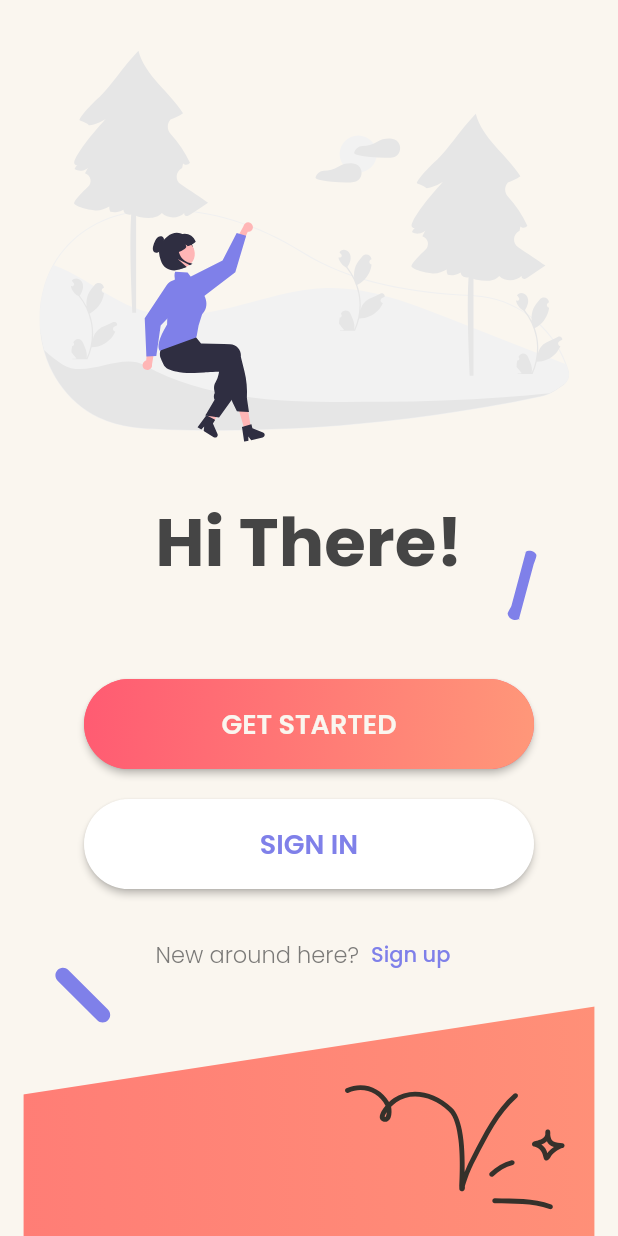
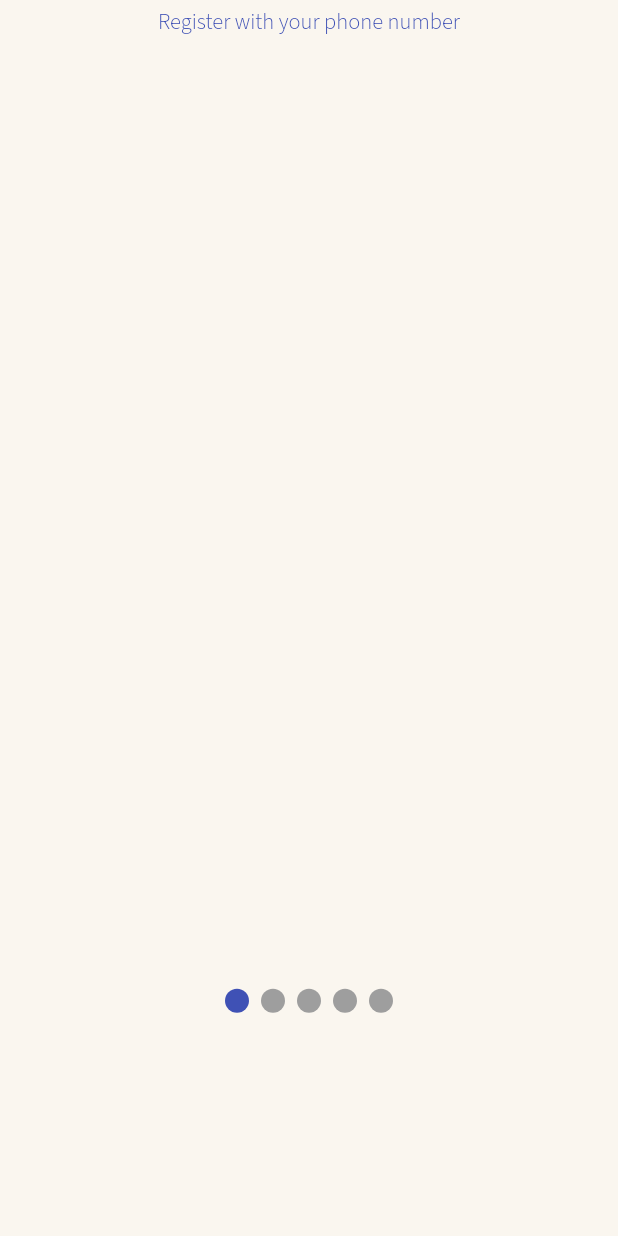
Before and after one commit to cyberwizard1001/events_app, a Flutter app: the screen it shows after launch, after a tap on "GET STARTED", on a phone screen of 412 x 824 dp. Run offline on Flutter 3.47's test engine with Material 2 defaults, Android fonts, the phone set to English and light mode, and no system bars; drawn by our look-alikes of smooth_page_indicator; our stand-ins replace auto_size_text, flutter_svg, google_fonts, responsive_sizer.

Commit message:
Wrote GradientButton widget

```diff
--- /dev/null
+++ b/lib/screens/features.dart
@@ -0,0 +1,77 @@
+import 'package:events_app/widgets/gradient_button.dart';
+import 'package:flutter/material.dart';
+import 'package:google_fonts/google_fonts.dart';
+import 'package:smooth_page_indicator/smooth_page_indicator.dart';
+import 'package:events_app/utils/colors.dart' as colors;
+
+class FeaturesPage extends StatefulWidget {
+  const FeaturesPage({Key? key}) : super(key: key);
+
+  @override
+  State<FeaturesPage> createState() => _FeaturesPageState();
+}
+
+class _FeaturesPageState extends State<FeaturesPage> {
+  final controller = PageController(viewportFraction: 0.8, keepPage: true);
+
+  var text = ['Register with your phone number','View events','RSVP to events','Star your favorites','Get notified of updates'];
+
+  @override
+  Widget build(BuildContext context) {
+    final pages = List.generate(
+        5,
+            (index) => Container(
+          decoration: BoxDecoration(
+            borderRadius: BorderRadius.circular(16),
+            color: colors.scaffoldColor.withAlpha(5),
+          ),
+          margin: EdgeInsets.symmetric(horizontal: 10, vertical: 4),
+          child: Container(
+            height: MediaQuery.of(context).size.height*0.6,
+            child: Center(
+                child: Column(
+                  children: [
+                    Text(
+                      text[index],
+                      style: TextStyle(color: Colors.indigo),
+                    ),
+                    if(index==5)
+                      GradientButton(onPressed: (){}, title: 'SIGN UP')
+                  ],
+                )),
+          ),
+        ));
+    return Scaffold(
+      body: SingleChildScrollView(
+          child: Column(
+            crossAxisAlignment: CrossAxisAlignment.center,
+            mainAxisAlignment: MainAxisAlignment.spaceAround,
+            children: <Widget>[
+              SizedBox(
+                height: MediaQuery.of(context).size.height*0.8,
+                child: PageView.builder(
+                  controller: controller,
+                  // itemCount: pages.length,
+                  itemBuilder: (_, index) {
+                    return pages[index % pages.length];
+                  },
+                ),
+              ),
+              Container(
+                child: SmoothPageIndicator(
+                  controller: controller,
+                  count: pages.length,
+                  effect: JumpingDotEffect(
+                    dotHeight: 16,
+                    dotWidth: 16,
+                    jumpScale: .7,
+                    verticalOffset: 15,
+                  ),
+                ),
+              ),
+            ],
+          ),
+        ),
+    );
+  }
+}
--- a/lib/screens/get_started.dart
+++ b/lib/screens/get_started.dart
@@ -1,6 +1,8 @@
+import 'package:events_app/screens/features.dart';
 import 'package:events_app/screens/sign_in.dart';
 import 'package:events_app/screens/sign_up.dart';
 import 'package:events_app/utils/colors.dart' as colors;
+import 'package:events_app/widgets/gradient_button.dart';
 import 'package:flutter/material.dart';
 import 'package:flutter_svg/flutter_svg.dart';
 import 'package:google_fonts/google_fonts.dart';
@@ -32,66 +34,23 @@ class GetStarted extends StatelessWidget {
               SizedBox(
                 height: MediaQuery.of(context).size.height * 0.07,
               ),
-              ElevatedButton(
-                onPressed: () {},
-                child: Ink(
-                  decoration: BoxDecoration(
-                      borderRadius: BorderRadius.circular(30),
-                      gradient: const LinearGradient(
-                          colors: [Color(0xffFF5B72), Color(0xffFF9779)],
-                          begin: Alignment.topLeft,
-                          end: Alignment.centerRight)),
-                  child: Container(
-                    constraints:
-                        const BoxConstraints(maxWidth: 300.0, minHeight: 60),
-                    alignment: Alignment.center,
-                    child: Padding(
-                      padding: const EdgeInsets.all(8.0),
-                      child: Text(
-                        'GET STARTED',
-                        style: GoogleFonts.poppins(
-                            fontSize: 18,
-                            color: colors.secondaryTextColor,
-                            fontWeight: FontWeight.w600),
-                      ),
-                    ),
-                  ),
-                ),
-                style: ElevatedButton.styleFrom(
-                  shape: RoundedRectangleBorder(
-                      borderRadius: BorderRadius.circular(80.0)),
-                  padding: const EdgeInsets.all(0.0),
-                ),
+              GradientButton(
+                onPressed: () {
+                  Navigator.push(context, MaterialPageRoute(builder: (context) => FeaturesPage()));
+                },
+                title: 'GET STARTED',
               ),
               Padding(
                   padding: const EdgeInsets.symmetric(vertical: 20.0),
-                  child: ElevatedButton(
-                      style: ElevatedButton.styleFrom(
-                        primary: colors.whiteColor,
-                        shape: RoundedRectangleBorder(
-                            borderRadius: BorderRadius.circular(80.0)),
-                        padding: const EdgeInsets.all(0.0),
-                      ),
+                  child: GradientButton(
                       onPressed: () {
                         Navigator.push(
                             context,
                             MaterialPageRoute(
                                 builder: (context) => const SignInWidget()));
                       },
-                      child: Container(
-                          constraints: const BoxConstraints(
-                              maxWidth: 300.0, minHeight: 60),
-                          alignment: Alignment.center,
-                          child: Padding(
-                            padding: const EdgeInsets.all(8.0),
-                            child: Text(
-                              'SIGN IN',
-                              style: GoogleFonts.poppins(
-                                  fontSize: 18,
-                                  color: colors.tertiaryTextColor,
-                                  fontWeight: FontWeight.w600),
-                            ),
-                          )))),
+                      title: 'LOGIN',
+                      )),
               Row(
                 mainAxisAlignment: MainAxisAlignment.center,
                 crossAxisAlignment: CrossAxisAlignment.center,
--- /dev/null
+++ b/lib/widgets/gradient_button.dart
@@ -0,0 +1,50 @@
+import 'package:flutter/material.dart';
+import 'package:google_fonts/google_fonts.dart';
+import 'package:events_app/utils/colors.dart' as colors;
+
+class GradientButton extends StatefulWidget {
+  GradientButton({Key? key,required this.onPressed,required this.title}) : super(key: key);
+
+  final Function()? onPressed;
+  final String title;
+
+  @override
+  _GradientButtonState createState() => _GradientButtonState();
+}
+
+class _GradientButtonState extends State<GradientButton> {
+  @override
+  Widget build(BuildContext context) {
+    return ElevatedButton(
+      onPressed: widget.onPressed,
+      child: Ink(
+        decoration: BoxDecoration(
+            borderRadius: BorderRadius.circular(30),
+            gradient: const LinearGradient(
+                colors: [Color(0xffFF5B72), Color(0xffFF9779)],
+                begin: Alignment.topLeft,
+                end: Alignment.centerRight)),
+        child: Container(
+          constraints:
+          const BoxConstraints(maxWidth: 300.0, minHeight: 60),
+          alignment: Alignment.center,
+          child: Padding(
+            padding: const EdgeInsets.all(8.0),
+            child: Text(
+              widget.title,
+              style: GoogleFonts.poppins(
+                  fontSize: 18,
+                  color: colors.secondaryTextColor,
+                  fontWeight: FontWeight.w600),
+            ),
+          ),
+        ),
+      ),
+      style: ElevatedButton.styleFrom(
+        shape: RoundedRectangleBorder(
+            borderRadius: BorderRadius.circular(80.0)),
+        padding: const EdgeInsets.all(0.0),
+      ),
+    );
+  }
+}
```
Also changed, not shown: pubspec.lock.
